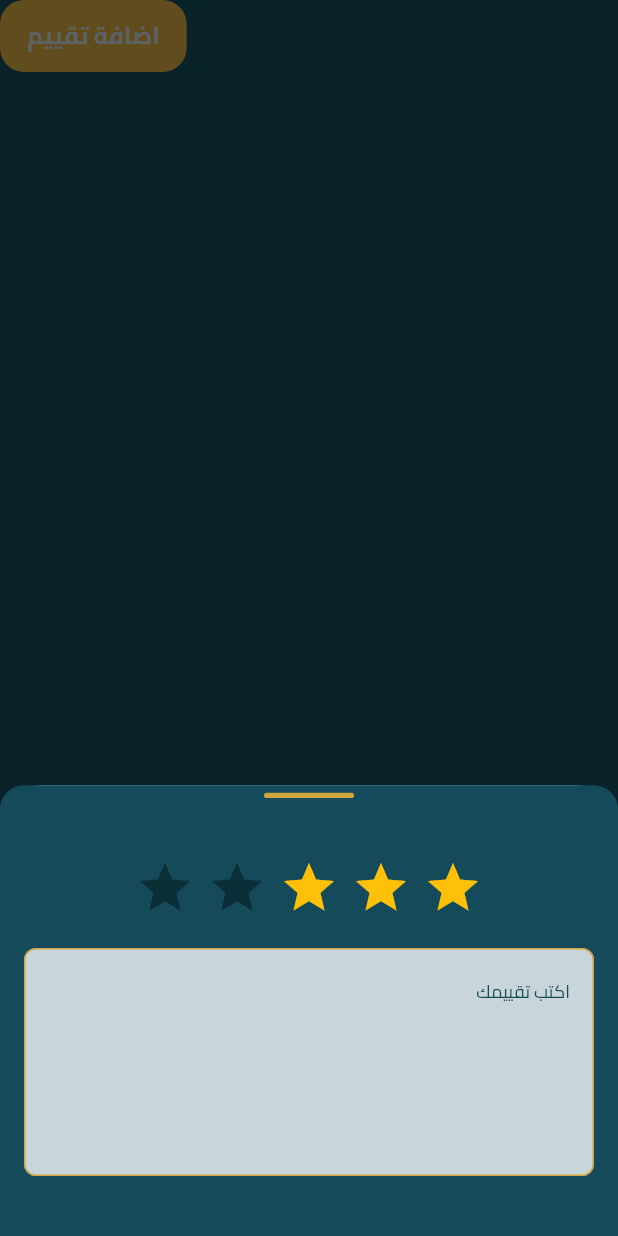
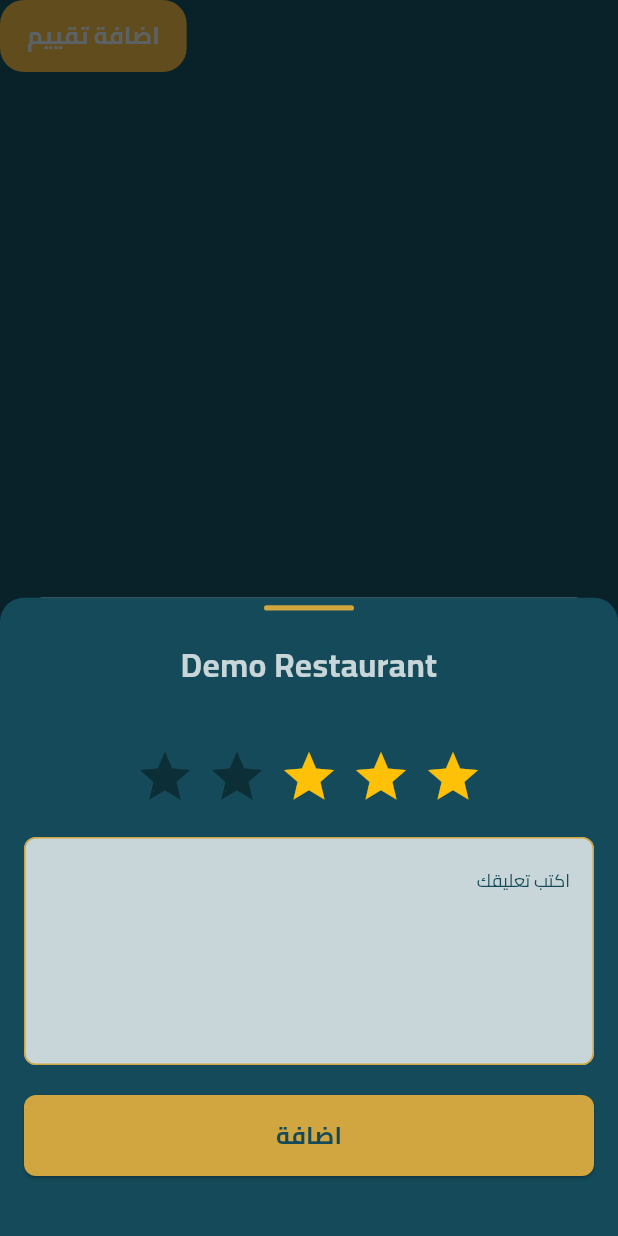
Before and after one commit to eng-tarek-elmarsafy/Restaurants, a Flutter app: the AddComment widget shown alone on an empty page, opened directly with sample values from the repository, after a tap on "اضافة تقييم", on a phone screen of 412 x 824 dp. Run offline on Flutter 3.47's test engine with Material 3 defaults, Android fonts, the phone set to English and light mode, and no system bars; drawn by our look-alikes of flutter_rating_bar; our stand-ins replace dartz, flutter_bloc, flutter_svg, get_it, google_nav_bar, modal_progress_hud_nsn and 3 more; accounts and stored records are empty.

Commit message:
done showModalBottomShet

```diff
--- a/lib/features/restaurant_details/presentation/views/widgets/add_comment.dart
+++ b/lib/features/restaurant_details/presentation/views/widgets/add_comment.dart
@@ -7,7 +7,6 @@ import 'package:restaurants/features/restaurant_details/presentation/views/widge
 class AddComment extends StatelessWidget {
   const AddComment({super.key, required this.restaurant});
   final RestaurantEntity restaurant;
-  @override
   @override
   Widget build(BuildContext context) {
     return AnimatedContainer(
@@ -21,7 +20,8 @@ class AddComment extends StatelessWidget {
           showModalBottomSheet(
             isScrollControlled: true,
             context: context,
-            builder: (context) => const ModalBottomSheetBody(),
+            builder:
+                (context) =>  ModalBottomSheetBody(restaurant: restaurant),
           );
         },
         icon: const Padding(
--- a/lib/features/restaurant_details/presentation/views/widgets/modal_bottom_sheet_body.dart
+++ b/lib/features/restaurant_details/presentation/views/widgets/modal_bottom_sheet_body.dart
@@ -1,10 +1,11 @@
 import 'package:flutter/material.dart';
 import 'package:restaurants/constrains.dart';
-import 'package:restaurants/features/restaurant_details/presentation/views/widgets/show_modal_add_commen.dart';
+import 'package:restaurants/features/home/domain/entities/restaurant_entity.dart';
+import 'package:restaurants/features/restaurant_details/presentation/views/widgets/show_modal_add_comment.dart';
 
 class ModalBottomSheetBody extends StatelessWidget {
-  const ModalBottomSheetBody({super.key});
-
+  const ModalBottomSheetBody({super.key, required this.restaurant});
+  final RestaurantEntity restaurant;
   @override
   Widget build(BuildContext context) {
     return Padding(
@@ -13,10 +14,12 @@ class ModalBottomSheetBody extends StatelessWidget {
       ),
       child: Container(
         decoration: boxDecoration(),
-        child: const Padding(
-          padding: EdgeInsets.symmetric(horizontal: 16),
+        child: Padding(
+          padding: const EdgeInsets.symmetric(horizontal: 16),
 
-          child: SingleChildScrollView(child: ShowModalAddCommen()),
+          child: SingleChildScrollView(
+            child: ShowModalAddComment(restaurant: restaurant),
+          ),
         ),
       ),
     );
--- a/lib/features/restaurant_details/presentation/views/widgets/show_modal_add_commen.dart
+++ /dev/null
@@ -1,34 +0,0 @@
-import 'package:flutter/material.dart';
-import 'package:restaurants/core/widgets/custom_rating.dart';
-import 'package:restaurants/core/widgets/custom_text_form_field.dart';
-import 'package:restaurants/features/restaurant_details/presentation/views/widgets/show_modal_top.dart';
-
-class ShowModalAddCommen extends StatelessWidget {
-  const ShowModalAddCommen({super.key});
-
-  @override
-  Widget build(BuildContext context) {
-    return Column(
-      mainAxisSize: MainAxisSize.min,
-      children: [
-        const SizedBox(height: 5),
-        const ShowModalTop(),
-        const SizedBox(height: 40),
-        CustomRating(
-          onRatingUpdate: (double rating) {
-            // log(rating.toString());
-          },
-        ),
-        const SizedBox(height: 20),
-        CustomTextFormField(
-          maxLines: 5,
-          hintText: 'اكتب تقييمك',
-          onSaved: (value) {
-            // comment = value!;
-          },
-        ),
-        const SizedBox(height: 40),
-      ],
-    );
-  }
-}
--- /dev/null
+++ b/lib/features/restaurant_details/presentation/views/widgets/show_modal_add_comment.dart
@@ -0,0 +1,68 @@
+import 'package:flutter/material.dart';
+import 'package:flutter_bloc/flutter_bloc.dart';
+import 'package:restaurants/constrains.dart';
+import 'package:restaurants/core/services/shared_preferences.dart';
+import 'package:restaurants/core/style/app_style.dart';
+import 'package:restaurants/core/widgets/custom_button.dart';
+import 'package:restaurants/core/widgets/custom_rating.dart';
+import 'package:restaurants/core/widgets/custom_text_form_field.dart';
+import 'package:restaurants/features/home/domain/entities/restaurant_entity.dart';
+import 'package:restaurants/features/restaurant_details/domain/entites/rating_entity.dart';
+import 'package:restaurants/features/restaurant_details/presentation/manager/rating_cubit/rating_cubit.dart';
+import 'package:restaurants/features/restaurant_details/presentation/views/widgets/show_modal_top.dart';
+
+class ShowModalAddComment extends StatefulWidget {
+  const ShowModalAddComment({super.key, required this.restaurant});
+  final RestaurantEntity restaurant;
+
+  @override
+  State<ShowModalAddComment> createState() => _ShowModalAddCommentState();
+}
+
+class _ShowModalAddCommentState extends State<ShowModalAddComment> {
+  double retingValue = 0;
+  late String comment;
+  @override
+  Widget build(BuildContext context) {
+    return Column(
+      mainAxisSize: MainAxisSize.min,
+      children: [
+        const SizedBox(height: 5),
+        const ShowModalTop(),
+        const SizedBox(height: 20),
+        Text(widget.restaurant.name, style: AppStyle.titleStyle),
+        const SizedBox(height: 40),
+        CustomRating(
+          onRatingUpdate: (double rating) {
+            retingValue = rating;
+          },
+        ),
+        const SizedBox(height: 20),
+        CustomTextFormField(
+          maxLines: 5,
+          hintText: 'اكتب تعليقك',
+          onSaved: (value) {
+            comment = value!;
+          },
+        ),
+        const SizedBox(height: 20),
+        CustomButton(
+          title: 'اضافة',
+          onPressed: () {
+            context.read<RatingCubit>().addReting(
+              RatingEntity(
+                name: Prefs.getString(kUserName),
+                restaurantId: widget.restaurant.id,
+                reting: retingValue,
+                comment: comment,
+                userId: Prefs.getString(kUserId),
+              ),
+            );
+            Navigator.pop(context);
+          },
+        ),
+        const SizedBox(height: 40),
+      ],
+    );
+  }
+}
```
